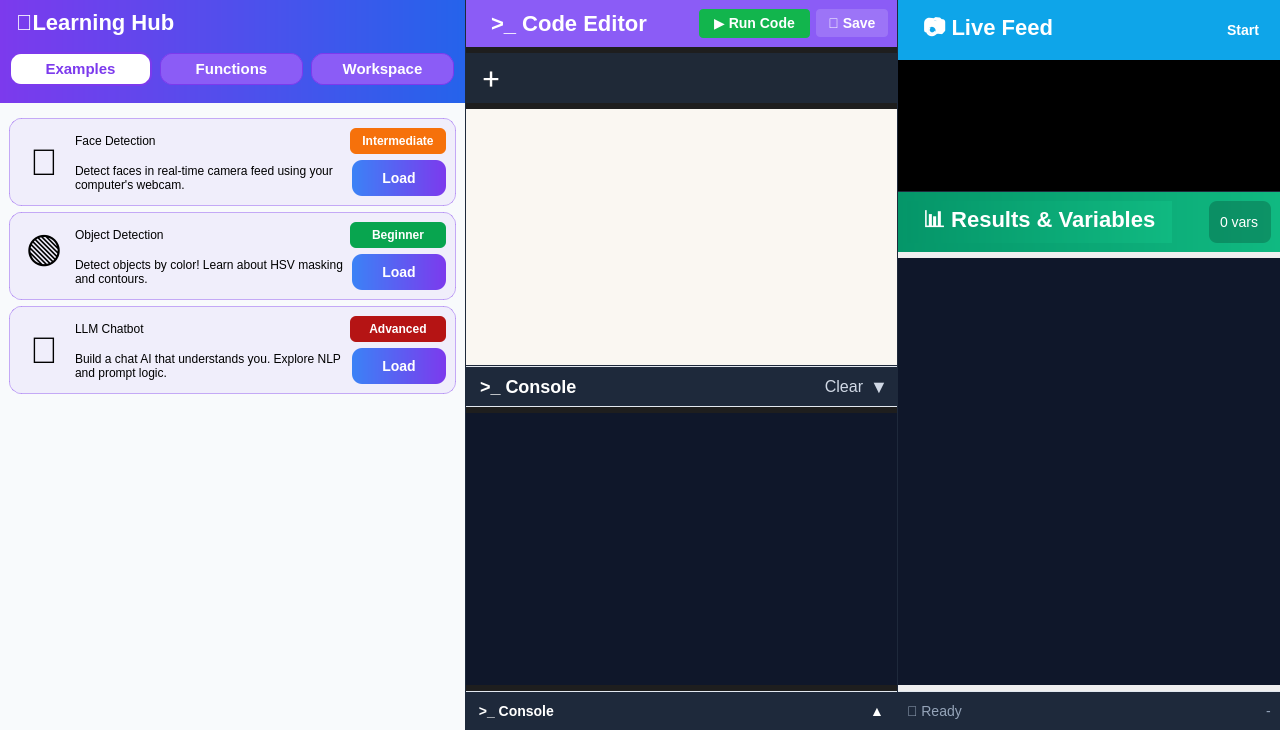
Old version of the form src/ui/running_mode.ui in the repository tttruc1411-tech/AI_Education_App.
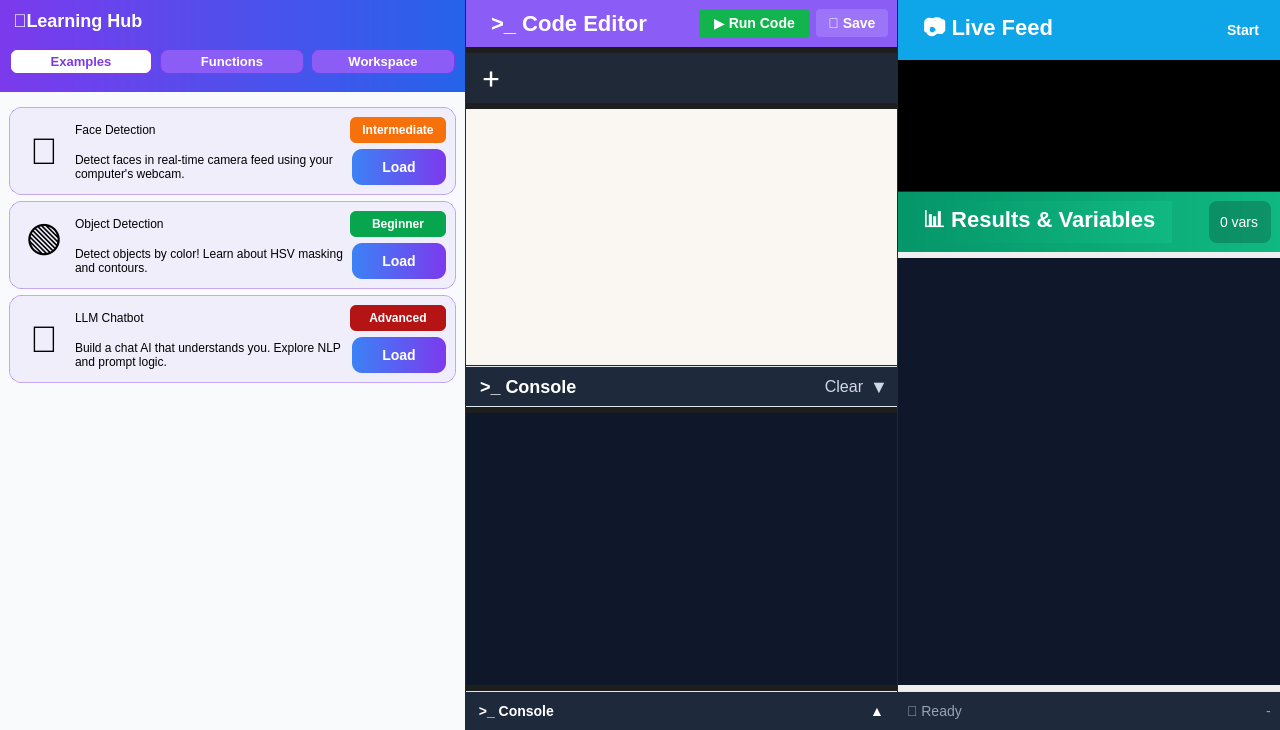
New version of the form.

Commit message: UI update to fit screen display for Jetson

Patch:
```diff
--- a/src/ui/running_mode.ui
+++ b/src/ui/running_mode.ui
@@ -20,9 +20,9 @@
     #hubContainer { background-color: #f8fafc; border: none; }
     #middlePanel { background-color: #1e1e1e; }
     QFrame#hubHeader { background: qlineargradient(spread:pad, x1:0, y1:0, x2:1, y2:0, stop:0 #7c3aed, stop:1 #2563eb); border: none; padding: 8px 0px; }
-    #hubTitle { color: white; font-weight: bold; font-size: 22px; padding: 2px 10px; background: transparent; }
+    #hubTitle { color: white; font-weight: bold; font-size: 18px; padding: 2px 8px; background: transparent; }
     QFrame#hubTabsContainer { background: transparent; border: none; margin: 0px; }
-    #tabExamples, #tabFunctions, #tabWorkspace { background-color: #8b5cf6; color: white; border-radius: 12px; font-weight: bold; padding: 6px 12px; border: 1px solid #7c3aed; margin-right: 2px; font-size: 15px; }
+    #tabExamples, #tabFunctions, #tabWorkspace { background-color: #8b5cf6; color: white; border-radius: 8px; font-weight: bold; padding: 4px 8px; border: 1px solid #7c3aed; margin-right: 1px; font-size: 13px; }
     #tabExamples:checked, #tabFunctions:checked, #tabWorkspace:checked { background-color: white; color: #7c3aed; border: 2px solid #7c3aed; }
     #tabExamples:hover:!checked, #tabFunctions:hover:!checked, #tabWorkspace:hover:!checked { background-color: #7c3aed; }
     #hubStackedWidget, #pageExamples, #pageFunctions, #pageWorkspace { background: transparent; border: none; }
```
The commit also changes 3 other files.
